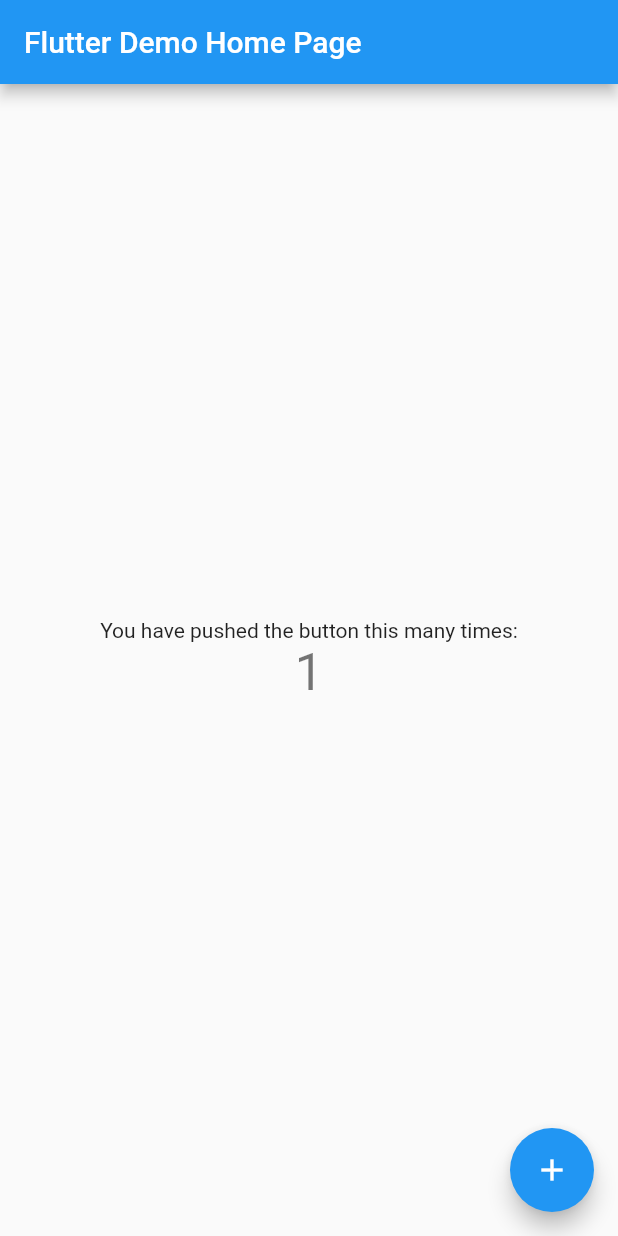
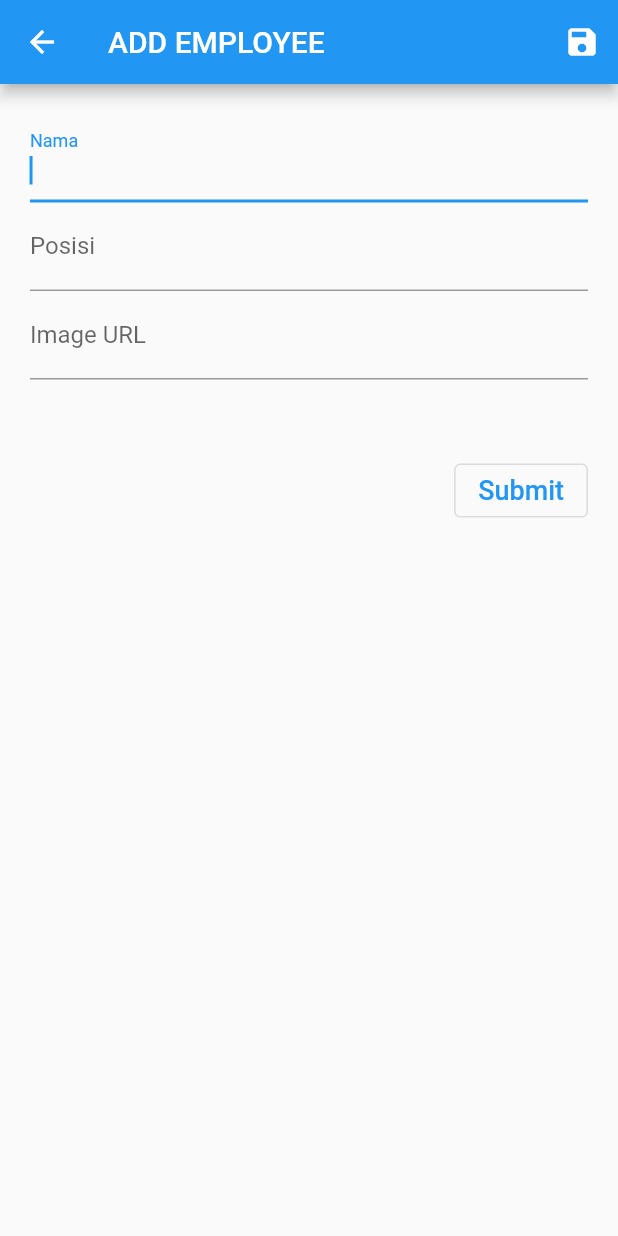
Before and after one commit to Dhafin2107/Mini_Project, a Flutter app: the screen it shows after launch, after a tap on the "add" icon, on a phone screen of 412 x 824 dp. Run offline on Flutter 3.47's test engine with Material 2 defaults, Android fonts, the phone set to English and light mode, and no system bars; our stand-ins replace cached_network_image; network calls fail.

Commit message:
crud employees

```diff
--- a/lib/main.dart
+++ b/lib/main.dart
@@ -1,115 +1,28 @@
 import 'package:flutter/material.dart';
+import 'package:provider/provider.dart';
+
+import './providers/employees.dart';
+import './pages/detail_employee_page.dart';
+import './pages/add_employee_page.dart';
+import './pages/home_page.dart';
 
 void main() {
-  runApp(const MyApp());
+  runApp(MyApp());
 }
 
 class MyApp extends StatelessWidget {
-  const MyApp({Key? key}) : super(key: key);
-
-  // This widget is the root of your application.
   @override
   Widget build(BuildContext context) {
-    return MaterialApp(
-      title: 'Flutter Demo',
-      theme: ThemeData(
-        // This is the theme of your application.
-        //
-        // Try running your application with "flutter run". You'll see the
-        // application has a blue toolbar. Then, without quitting the app, try
-        // changing the primarySwatch below to Colors.green and then invoke
-        // "hot reload" (press "r" in the console where you ran "flutter run",
-        // or simply save your changes to "hot reload" in a Flutter IDE).
-        // Notice that the counter didn't reset back to zero; the application
-        // is not restarted.
-        primarySwatch: Colors.blue,
+    return ChangeNotifierProvider(
+      create: (context) => Employees(),
+      child: MaterialApp(
+        debugShowCheckedModeBanner: false,
+        home: HomePage(),
+        routes: {
+          AddEmployee.routeName: (context) => AddEmployee(),
+          DetailEmployee.routeName: (context) => DetailEmployee(),
+        },
       ),
-      home: const MyHomePage(title: 'Flutter Demo Home Page'),
     );
   }
 }
-
-class MyHomePage extends StatefulWidget {
-  const MyHomePage({Key? key, required this.title}) : super(key: key);
-
-  // This widget is the home page of your application. It is stateful, meaning
-  // that it has a State object (defined below) that contains fields that affect
-  // how it looks.
-
-  // This class is the configuration for the state. It holds the values (in this
-  // case the title) provided by the parent (in this case the App widget) and
-  // used by the build method of the State. Fields in a Widget subclass are
-  // always marked "final".
-
-  final String title;
-
-  @override
-  State<MyHomePage> createState() => _MyHomePageState();
-}
-
-class _MyHomePageState extends State<MyHomePage> {
-  int _counter = 0;
-
-  void _incrementCounter() {
-    setState(() {
-      // This call to setState tells the Flutter framework that something has
-      // changed in this State, which causes it to rerun the build method below
-      // so that the display can reflect the updated values. If we changed
-      // _counter without calling setState(), then the build method would not be
-      // called again, and so nothing would appear to happen.
-      _counter++;
-    });
-  }
-
-  @override
-  Widget build(BuildContext context) {
-    // This method is rerun every time setState is called, for instance as done
-    // by the _incrementCounter method above.
-    //
-    // The Flutter framework has been optimized to make rerunning build methods
-    // fast, so that you can just rebuild anything that needs updating rather
-    // than having to individually change instances of widgets.
-    return Scaffold(
-      appBar: AppBar(
-        // Here we take the value from the MyHomePage object that was created by
-        // the App.build method, and use it to set our appbar title.
-        title: Text(widget.title),
-      ),
-      body: Center(
-        // Center is a layout widget. It takes a single child and positions it
-        // in the middle of the parent.
-        child: Column(
-          // Column is also a layout widget. It takes a list of children and
-          // arranges them vertically. By default, it sizes itself to fit its
-          // children horizontally, and tries to be as tall as its parent.
-          //
-          // Invoke "debug painting" (press "p" in the console, choose the
-          // "Toggle Debug Paint" action from the Flutter Inspector in Android
-          // Studio, or the "Toggle Debug Paint" command in Visual Studio Code)
-          // to see the wireframe for each widget.
-          //
-          // Column has various properties to control how it sizes itself and
-          // how it positions its children. Here we use mainAxisAlignment to
-          // center the children vertically; the main axis here is the vertical
-          // axis because Columns are vertical (the cross axis would be
-          // horizontal).
-          mainAxisAlignment: MainAxisAlignment.center,
-          children: <Widget>[
-            const Text(
-              'You have pushed the button this many times:',
-            ),
-            Text(
-              '$_counter',
-              style: Theme.of(context).textTheme.headline4,
-            ),
-          ],
-        ),
-      ),
-      floatingActionButton: FloatingActionButton(
-        onPressed: _incrementCounter,
-        tooltip: 'Increment',
-        child: const Icon(Icons.add),
-      ), // This trailing comma makes auto-formatting nicer for build methods.
-    );
-  }
-}
--- /dev/null
+++ b/lib/models/player.dart
@@ -0,0 +1,6 @@
+class Employee {
+  String id, name, position, imageUrl;
+  DateTime createdAt;
+
+  Employee({required this.position,required this.id,required this.imageUrl,required this.name,required this.createdAt});
+}
--- /dev/null
+++ b/lib/pages/add_employee_page.dart
@@ -0,0 +1,108 @@
+// ignore_for_file: prefer_function_declarations_over_variables
+
+import 'package:flutter/material.dart';
+import 'package:provider/provider.dart';
+
+import '../providers/employees.dart';
+
+class AddEmployee extends StatelessWidget {
+  static const routeName = "/add-employee";
+  final TextEditingController nameController = TextEditingController();
+  final TextEditingController positionController = TextEditingController();
+  final TextEditingController imageController = TextEditingController();
+
+  AddEmployee({Key? key}) : super(key: key);
+
+
+
+  @override
+  Widget build(BuildContext context) {
+    final employees = Provider.of<Employees>(context, listen: false);
+
+    final addEmployees = ()  {
+      employees.addEmployee(
+        nameController.text,
+        positionController.text,
+        imageController.text,
+      ).then((respone) {
+        ScaffoldMessenger.of(context).showSnackBar(
+          const SnackBar(
+            content: Text("Berhasil ditambahkan"),
+            duration: Duration(seconds: 2),
+          ),
+        );
+        Navigator.pop(context);
+      }).catchError(
+              (error) => showDialog(
+              context: context,
+              builder: (context) => AlertDialog(
+                title:  Text("Terjadi Error $error"),
+                content:  const Text("Terjadi kesalahan pada server"),
+                actions: [
+                  TextButton(
+                    onPressed: (){
+                      Navigator.pop(context);
+                    },
+                    child: const Text("Okkay"),
+                  ),
+                ],
+              )));
+    };
+    return Scaffold(
+      appBar: AppBar(
+        title: const Text("ADD EMPLOYEE"),
+        actions: [
+          IconButton(
+            icon: const Icon(Icons.save),
+            onPressed: addEmployees,
+          ),
+        ],
+      ),
+      body: Padding(
+        padding: const EdgeInsets.all(20.0),
+        child: Form(
+          child: Column(
+            children: [
+              TextFormField(
+                autocorrect: false,
+                autofocus: true,
+                decoration: const InputDecoration(labelText: "Nama"),
+                textInputAction: TextInputAction.next,
+                controller: nameController,
+              ),
+              TextFormField(
+                autocorrect: false,
+                decoration: const InputDecoration(labelText: "Posisi"),
+                textInputAction: TextInputAction.next,
+                controller: positionController,
+              ),
+              TextFormField(
+                autocorrect: false,
+                decoration: const InputDecoration(labelText: "Image URL"),
+                textInputAction: TextInputAction.done,
+                controller: imageController,
+                onEditingComplete: addEmployees,
+              ),
+              const SizedBox(height: 50),
+              Container(
+                width: double.infinity,
+                alignment: Alignment.centerRight,
+                child: OutlinedButton(
+                  onPressed: addEmployees,
+                  child: const Text(
+                    "Submit",
+                    style: TextStyle(
+                      fontSize: 18,
+                    ),
+                  ),
+                ),
+              ),
+            ],
+          ),
+        ),
+      ),
+    );
+
+
+  }
+}
--- /dev/null
+++ b/lib/pages/home_page.dart
@@ -0,0 +1,136 @@
+import 'package:cached_network_image/cached_network_image.dart';
+import 'package:flutter/foundation.dart';
+import 'package:flutter/material.dart';
+import 'package:intl/intl.dart';
+import 'package:provider/provider.dart';
+
+import '../pages/detail_employee_page.dart';
+import '../pages/add_employee_page.dart';
+
+import '../providers/employees.dart';
+
+class HomePage extends StatefulWidget {
+  @override
+  State<HomePage> createState() => _HomePageState();
+}
+class _HomePageState extends State<HomePage> {
+  // @override
+  // //langsung menjalankan tetapi tidak bisa menggunakan bild contex
+  // void initState() {
+  //   Provider.of<Employees>(context).initialData();
+  //   super.initState();
+  // }
+
+  @override
+  //langsung jalan pada saat restart
+  bool isInit = true;
+  void didChangeDependencies() {
+    if(isInit){
+      Provider.of<Employees>(context).initialData();
+    }
+    isInit = false;
+    super.didChangeDependencies();
+  }
+
+  @override
+  void dispose() {
+    isInit = true;
+    super.dispose();
+
+
+  }
+  @override
+  Widget build(BuildContext context) {
+    final allEmployeeProvider = Provider.of<Employees>(context);
+    return Scaffold(
+      appBar: AppBar(
+        title: Text("ALL EMPLOYEES"),
+        actions: [
+          IconButton(
+            icon: Icon(Icons.add),
+            onPressed: () {
+              Navigator.pushNamed(context, AddEmployee.routeName);
+            },
+          ),
+
+        ],
+      ),
+      body: (allEmployeeProvider.jumlahEmployee == 0)
+          ? Container(
+              width: double.infinity,
+              child: Column(
+                mainAxisAlignment: MainAxisAlignment.center,
+                children: [
+                  Text(
+                    "No Data",
+                    style: TextStyle(fontSize: 25),
+                  ),
+                  SizedBox(height: 20),
+                  OutlinedButton(
+                    onPressed: () {
+                      Navigator.pushNamed(context, AddEmployee.routeName);
+                    },
+                    child: Text(
+                      "Add Employee",
+                      style: TextStyle(fontSize: 20),
+                    ),
+                  ),
+                ],
+              ),
+            )
+          : ListView.builder(
+              itemCount: allEmployeeProvider.jumlahEmployee,
+              itemBuilder: (context, index) {
+                var id = allEmployeeProvider.allEmployee[index].id;
+                return ListTile(
+                  onTap: () {
+                    Navigator.pushNamed(
+                      context,
+                      DetailEmployee.routeName,
+                      arguments: id,
+                    );
+                  },
+                  // leading: CircleAvatar(
+                  //   backgroundImage: NetworkImage(
+                  //     allEmployeeProvider.allEmployee[index].imageUrl,
+                  //   ),
+                  // ),
+                  leading: ClipRRect(
+                    borderRadius: BorderRadius.circular(50),
+                    child: Container(
+                      width: 50,
+                      height: 50,
+                      child: CachedNetworkImage(
+                        imageUrl: allEmployeeProvider.allEmployee[index].imageUrl,
+                        placeholder: (context, url) => CircularProgressIndicator(),
+                        errorWidget: (context, url, error) => Icon(Icons.error),
+                      ),
+                    ),
+                  ),
+
+                  title: Text(
+                    allEmployeeProvider.allEmployee[index].name,
+                  ),
+                  subtitle: Text(
+                    DateFormat.yMMMMd()
+                        .format(allEmployeeProvider.allEmployee[index].createdAt),
+                  ),
+                  trailing: IconButton(
+                    onPressed: () {
+                      allEmployeeProvider.deleteEmployee(id).then((_) {
+                        ScaffoldMessenger.of(context).showSnackBar(
+                          SnackBar(
+                            content: Text("Berhasil dihapus"),
+                            duration: Duration(milliseconds: 500),
+                          ),
+                        );
+                      });
+                    },
+                    icon: Icon(Icons.delete),
+                  ),
+                );
+              },
+            ),
+    );
+  }
+}
--- /dev/null
+++ b/lib/providers/employees.dart
@@ -0,0 +1,138 @@
+import 'package:flutter/material.dart';
+import 'package:intl/intl.dart';
+import 'package:provider/provider.dart';
+import '../models/player.dart';
+import 'package:http/http.dart' as http;
+import 'dart:convert';
+
+class Employees with ChangeNotifier {
+  List<Employee> _allemployee = [];
+
+  List<Employee> get allEmployee => _allemployee;
+
+  int get jumlahEmployee => _allemployee.length;
+
+  Employee selectById(String id) =>
+      _allemployee.firstWhere((element) => element.id == id);
+
+  addEmployee(
+    String name,
+    String position,
+    String image,
+  ) async {
+    DateTime datetimeNow = DateTime.now();
+
+    Uri url = Uri.parse(
+        "https://mini-projeck-default-rtdb.asia-southeast1.firebasedatabase.app/employees.json");
+
+    try {
+      final response = await http.post(
+        url,
+        body: json.encode(
+          {
+            // "id": datetimeNow.toString(),
+            "name": name,
+            "position": position,
+            "imageUrl": image,
+            "createdAt": datetimeNow.toString(),
+          },
+        ),
+      );
+      if (response.statusCode >= 200 && response.statusCode < 300) {
+        _allemployee.add(
+          Employee(
+            id: json.decode(response.body)["name"].toString(),
+            name: name,
+            position: position,
+            imageUrl: image,
+            createdAt: datetimeNow,
+          ),
+        );
+      } else {
+        throw ("${response.statusCode}");
+      }
+      notifyListeners();
+    } catch (error) {
+      throw (error);
+    }
+  }
+
+  editEmployee(
+    String id,
+    String name,
+    String position,
+    String image,
+  ) async {
+    Uri url = Uri.parse(
+        "https://mini-projeck-default-rtdb.asia-southeast1.firebasedatabase.app/employees/$id.json");
+    try {
+      final response = await http.patch(
+        url,
+        body: json.encode(
+          {
+            // "id": datetimeNow.toString(),
+            "name": name,
+            "position": position,
+            "imageUrl": image,
+          },
+        ),
+      );
+
+      if (response.statusCode >= 200 && response.statusCode < 300) {
+        Employee selectEmployee =
+            _allemployee.firstWhere((element) => element.id == id);
+        selectEmployee.name = name;
+        selectEmployee.position = position;
+        selectEmployee.imageUrl = image;
+        notifyListeners();
+      } else {
+        throw ("${response.statusCode}");
+      }
+    } catch (error) {
+      throw (error);
+    }
+  }
+
+  deleteEmployee(String id) async {
+    Uri url = Uri.parse(
+        "https://mini-projeck-default-rtdb.asia-southeast1.firebasedatabase.app/employees/$id.json/");
+    final response = await http.delete(url).then((response) {
+      _allemployee.removeWhere((element) => element.id == id);
+      notifyListeners();
+    });
+  }
+
+  Future<void> initialData() async {
+    Uri url = Uri.parse(
+        "https://mini-projeck-default-rtdb.asia-southeast1.firebasedatabase.app/employees.json/");
+    // try {
+    var hasilGetData = await http.get(url);
+    // if (hasilGetData.statusCode == 200) {
+
+    var dataResponse = jsonDecode(hasilGetData.body) as Map<String, dynamic>;
+    if (dataResponse != null) {
+      dataResponse.forEach(
+        (key, value) {
+          DateTime dateTimeParse =
+              DateFormat("yyyy-mm-dd hh:mm:ss").parse(value["createdAt"]);
+          _allemployee.add(
+            Employee(
+              id: key,
+              name: value["name"],
+              position: value["position"],
+              imageUrl: value["imageUrl"],
+              createdAt: dateTimeParse,
+            ),
+          );
+        },
+      );
+      notifyListeners();
+    }
+    //   } else {
+    //     throw Exception("Failed to load data, status code: ${hasilGetData.statusCode}");
+    //   }
+    // } catch (e) {
+    //   throw Exception(e);
+    // }
+  }
+}
--- a/pubspec.yaml
+++ b/pubspec.yaml
@@ -29,6 +29,10 @@ environment:
 dependencies:
   flutter:
     sdk: flutter
+  provider: ^6.0.5
+  http: ^0.13.5
+  intl: ^0.18.0
+  cached_network_image: ^3.1.0
 
 
   # The following adds the Cupertino Icons font to your application.
```
Also changed, not shown: lib/pages/detail_employee_page.dart (added, +116 -0 lines), pubspec.lock, 2 other files.
